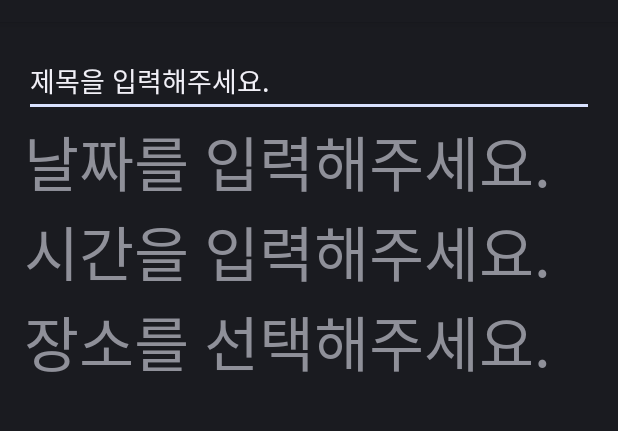
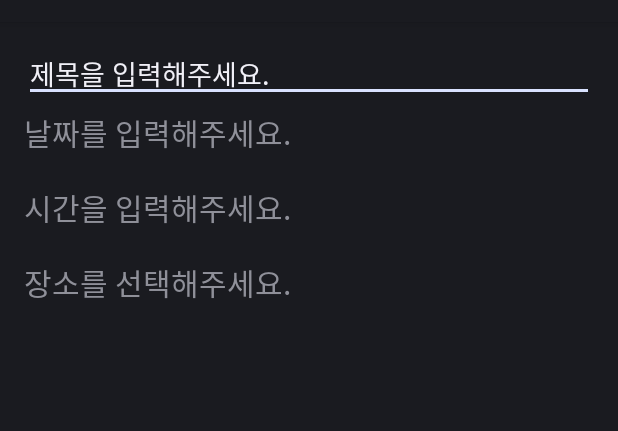
Before and after one commit to chocomaros/Do_Not_Late, an Android app: the AddDataActivity screen opened directly, with no data from a screen before it, on a phone screen of 412 x 824 dp, the part 62-493 px from its top. Run offline under Robolectric (Android 15) with nearby library versions, the phone set to English and light mode, and no system bars.

```diff
--- a/app/src/main/java/com/example/yena/donotlate/AddDataActivity.java
+++ b/app/src/main/java/com/example/yena/donotlate/AddDataActivity.java
@@ -11,6 +11,7 @@
 import android.view.View;
 import android.widget.Button;
 import android.widget.DatePicker;
+import android.widget.EditText;
 import android.widget.TextView;
 import android.widget.TimePicker;
 import android.widget.Toast;
@@ -19,49 +20,45 @@
 import java.util.GregorianCalendar;
 
 public class AddDataActivity extends Activity {
-
+    TextView tvTime,tvDate;
+    EditText etTitle;
     ListData data = new ListData("",new Day());
-
     @Override
     protected void onCreate(Bundle savedInstanceState) {
         super.onCreate(savedInstanceState);
         setContentView(R.layout.activity_add_data);
-        Log.d("ㅁㄴㅇㄹ","안되나?");
-        Log.d("날짜", " " + data.dDay.year + "년" + data.dDay.month + "월" + data.dDay.day + "일");
+        tvTime = (TextView) findViewById(R.id.tv_insert_time);
+        tvDate =(TextView) findViewById(R.id.tv_insert_date);
 
-        findViewById(R.id.tv_insert_date).setOnClickListener(new View.OnClickListener() {
+        tvDate.setOnClickListener(new View.OnClickListener() {
             @Override
             public void onClick(View v) {
                 Calendar calendar = Calendar.getInstance();
                 DatePickerDialog dialog = new DatePickerDialog((new ContextThemeWrapper((AddDataActivity.this),
                         android.R.style.Theme_Holo_Light_Dialog_NoActionBar)), listener, calendar.get(Calendar.YEAR), calendar.get(Calendar.MONTH), calendar.get(Calendar.DATE));
-                Log.d("날짜"," "+data.dDay.year+"년"+data.dDay.month+"월"+data.dDay.day+"일");
                 dialog.show();
-                Log.d("날짜"," "+data.dDay.year+"년"+data.dDay.month+"월"+data.dDay.day+"일");
             }
         });
 
-        findViewById(R.id.tv_insert_time).setOnClickListener(new View.OnClickListener() {
+       tvTime.setOnClickListener(new View.OnClickListener() {
            @Override
            public void onClick(View v) {
                Calendar calendar = Calendar.getInstance();
                TimePickerDialog timePicker = new TimePickerDialog((new ContextThemeWrapper(AddDataActivity.this,
-                        android.R.style.Theme_Holo_Light_Dialog_NoActionBar)),myTimeSetListener,calendar.get(Calendar.HOUR_OF_DAY),calendar.get(Calendar.MINUTE),true);
+                       android.R.style.Theme_Holo_Light_Dialog_NoActionBar)), myTimeSetListener, calendar.get(Calendar.HOUR_OF_DAY), calendar.get(Calendar.MINUTE), true);
                timePicker.show();
            }
        });
-
 
     }
 
     private DatePickerDialog.OnDateSetListener listener = new DatePickerDialog.OnDateSetListener() {
         @Override
         public void onDateSet(DatePicker view, int year, int monthOfYear, int dayOfMonth) {
-            AddDataActivity.this.data.dDay.year = year;
-            AddDataActivity.this.data.dDay.month = monthOfYear;
-            AddDataActivity.this.data.dDay.day = dayOfMonth;
-            Toast.makeText(getApplicationContext(), year + "년" + monthOfYear + "월" + dayOfMonth + "일", Toast.LENGTH_SHORT).show();
-            Log.d("날짜", " " + data.dDay.year + "년" + data.dDay.month + "월" + data.dDay.day + "일");
+            data.dDay.year = year;
+            data.dDay.month = monthOfYear;
+            data.dDay.day = dayOfMonth;
+            tvDate.setText(" "+year+". "+(monthOfYear+1)+". "+dayOfMonth);
         }
     };
 
@@ -69,9 +66,14 @@
             = new TimePickerDialog.OnTimeSetListener() {
 
         public void onTimeSet(TimePicker view, int hourOfDay, int minute) {
-            String time = "Hour: " + String.valueOf(hourOfDay) + "\n"
-                    + "Minute: " + String.valueOf(minute);
-            Toast.makeText(getApplicationContext(), time, Toast.LENGTH_LONG).show();
+            data.dDay.hour = hourOfDay;
+            data.dDay.minute = minute;
+            if(minute < 10){
+                tvTime.setText(" "+hourOfDay+": 0"+minute);
+            }
+            else {
+                tvTime.setText(" " + hourOfDay + ": " + minute);
+            }
         }
     };
 
--- a/app/src/main/res/layout/activity_add_data.xml
+++ b/app/src/main/res/layout/activity_add_data.xml
@@ -19,29 +19,37 @@
             android:layout_width="match_parent"
             android:layout_height="wrap_content"
             android:id="@+id/tv_insert_title"
+            android:paddingTop="5dp"
+            android:paddingBottom= "5dp"
             android:text="제목을 입력해주세요."
             android:layout_gravity="center_horizontal" />
 
         <TextView
-            android:layout_width="wrap_content"
-            android:layout_height="wrap_content"
+            android:layout_width="match_parent"
+            android:layout_height="50dp"
+            android:paddingTop="5dp"
+            android:paddingBottom= "5dp"
             android:text="날짜를 입력해주세요."
-            android:textAlignment="center"
-            android:textSize="40dp"
+            android:textSize="20sp"
             android:id="@+id/tv_insert_date"/>
 
         <TextView
-            android:layout_width="wrap_content"
-            android:layout_height="wrap_content"
+            android:layout_width="match_parent"
+            android:layout_height="50dp"
+            android:paddingTop="5dp"
+            android:paddingBottom= "5dp"
             android:text="시간을 입력해주세요."
-            android:textSize="40dp"
+            android:textSize="20sp"
             android:id="@+id/tv_insert_time" />
 
         <TextView
-            android:layout_width="wrap_content"
-            android:layout_height="wrap_content"
+            android:layout_width="match_parent"
+            android:layout_height="50dp"
             android:text="장소를 선택해주세요."
-            android:textSize="40dp"
+            android:textSize="20sp"
+
+            android:paddingTop="5dp"
+            android:paddingBottom= "5dp"
             android:id="@+id/tv_insert_place" />
 
     </LinearLayout>
```
Lines whose indentation alone changed are shown as unchanged.
